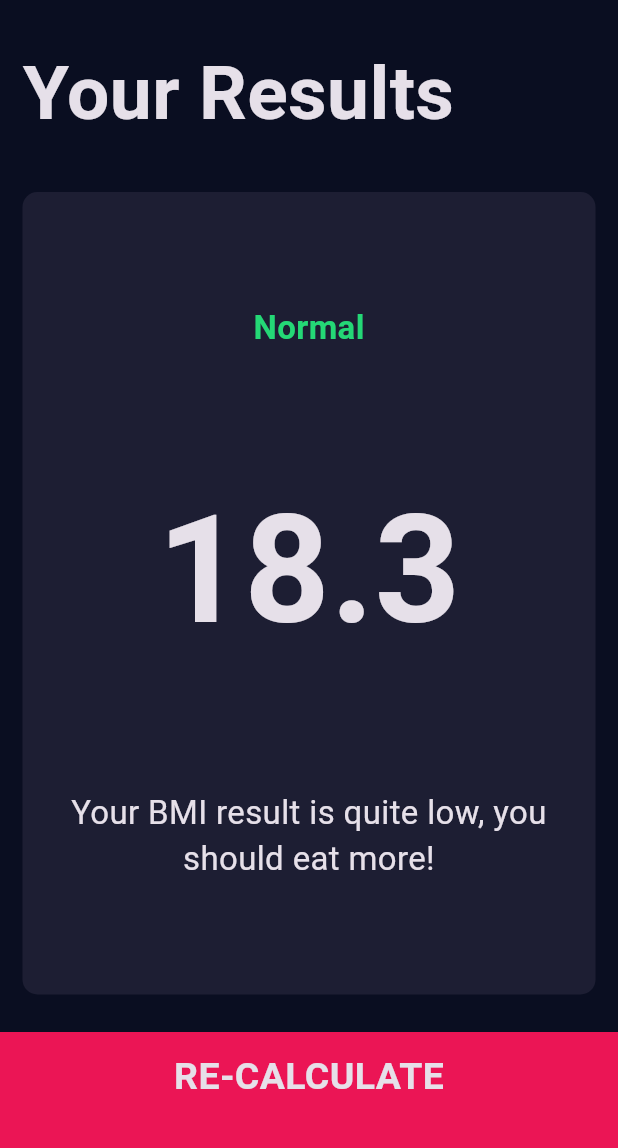
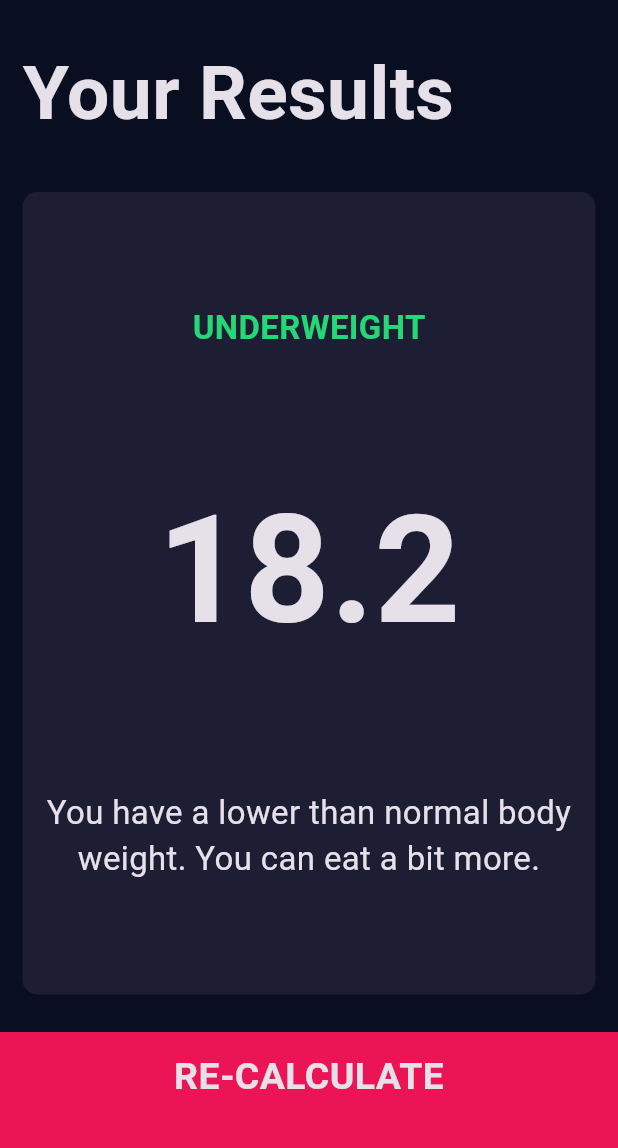
Before and after one commit to mohammaddiari/bmi_calculator, a Flutter app: the screen it shows after launch, after a tap on "CALCULATE", on a phone screen of 412 x 824 dp, the part 84-1232 px from its top. Run offline on Flutter 3.47's test engine with Material 3 defaults, Android fonts, the phone set to English and light mode, and no system bars; our stand-ins replace font_awesome_flutter.

Commit message:
Add bmi calculation

```diff
--- /dev/null
+++ b/lib/calculator_brain.dart
@@ -0,0 +1,36 @@
+import 'dart:math';
+
+class CalculatorBrain {
+  final height;
+  final weight;
+
+  late double _bmi;
+
+  CalculatorBrain({this.height, this.weight});
+
+  String calculateBMI() {
+    _bmi = weight / pow(height/100, 2);
+    print('BMI is: $_bmi');
+    return _bmi.toStringAsFixed(1);
+  }
+
+  String getResult() {
+    if (_bmi >= 25) {
+      return 'Overweight';
+    } else if (_bmi > 18.5) {
+      return 'Normal';
+    } else {
+      return 'Underweight';
+    }
+  }
+
+  String getInterpretation() {
+    if (_bmi >= 25) {
+      return 'You have a higher than normal body weight. Try to exercise more.';
+    } else if (_bmi > 18.5) {
+      return 'You have a normal body weight. Good job!';
+    } else {
+      return 'You have a lower than normal body weight. You can eat a bit more.';
+    }
+  }
+}
--- a/lib/screens/input_page.dart
+++ b/lib/screens/input_page.dart
@@ -1,9 +1,10 @@
+import 'package:bmi_calculator/calculator_brain.dart';
 import 'package:bmi_calculator/components/bottom_button.dart';
+import 'package:bmi_calculator/components/icon_content.dart';
 import 'package:bmi_calculator/components/reusable_card.dart';
+import 'package:bmi_calculator/components/round_icon_button.dart';
 import 'package:bmi_calculator/constants.dart';
-import 'package:bmi_calculator/components/icon_content.dart';
 import 'package:bmi_calculator/screens/results_page.dart';
-import 'package:bmi_calculator/components/round_icon_button.dart';
 import 'package:flutter/material.dart';
 import 'package:font_awesome_flutter/font_awesome_flutter.dart';
 
@@ -199,9 +200,20 @@ class _InputPageState extends State<InputPage> {
           ),
           BottomButton(
             onTab: () {
+              CalculatorBrain calc = CalculatorBrain(
+                height: height,
+                weight: weight,
+              );
+
               Navigator.push(
                 context,
-                MaterialPageRoute(builder: (context) => ResultsPage()),
+                MaterialPageRoute(
+                  builder: (context) => ResultsPage(
+                    bmiResults: calc.calculateBMI(),
+                    resultsText: calc.getResult(),
+                    interpretation: calc.getInterpretation(),
+                  ),
+                ),
               );
             },
             buttonTitle: 'CALCULATE',
--- a/lib/screens/results_page.dart
+++ b/lib/screens/results_page.dart
@@ -4,6 +4,16 @@ import 'package:bmi_calculator/constants.dart';
 import 'package:flutter/material.dart';
 
 class ResultsPage extends StatelessWidget {
+  final String bmiResults;
+  final String resultsText;
+  final String interpretation;
+
+  ResultsPage({
+    required this.bmiResults,
+    required this.resultsText,
+    required this.interpretation,
+  });
+
   @override
   Widget build(BuildContext context) {
     return Scaffold(
@@ -31,15 +41,15 @@ class ResultsPage extends StatelessWidget {
                 crossAxisAlignment: CrossAxisAlignment.center,
                 children: [
                   Text(
-                    'Normal',
+                    resultsText.toUpperCase(),
                     style: kResultsTextStyle,
                   ),
                   Text(
-                    '18.3',
+                    bmiResults,
                     style: kBMITextStyle,
                   ),
                   Text(
-                    'Your BMI result is quite low, you should eat more!',
+                    interpretation,
                     style: kBodyTextStyle,
                     textAlign: TextAlign.center,
                   ),
```
